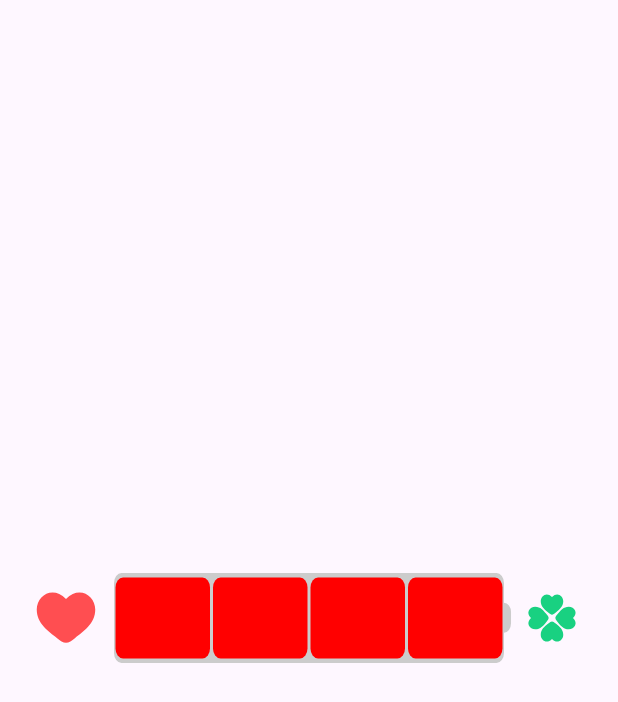
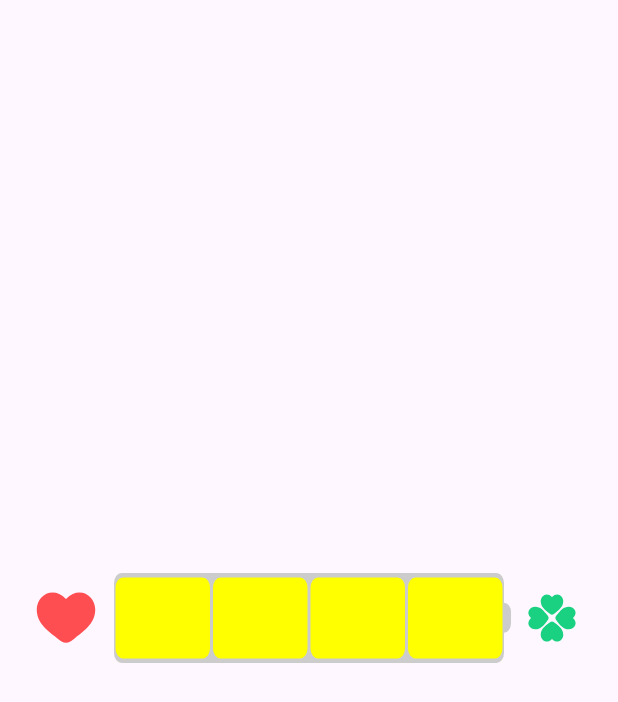
Before and after one commit to dshalom03/Battery-Indicator, an Android app built with Jetpack Compose: the screen it shows after launch (MainActivity), on a phone screen of 412 x 824 dp. Shown: the top 702 px of the screen. Run offline under Robolectric (Android 15) with nearby library versions, the phone set to English and light mode, and no system bars.

Commit message:
first commit

```diff
--- a/app/src/main/java/com/example/batteryindicator/MainActivity.kt
+++ b/app/src/main/java/com/example/batteryindicator/MainActivity.kt
@@ -29,7 +29,7 @@ class MainActivity : ComponentActivity() {
 
                         BatteryIndicator(
                             modifier = Modifier.fillMaxWidth().padding(innerPadding),
-                            progress = 55
+                            progress = 40
                         )
                     }
 
--- a/app/src/main/java/com/example/batteryindicator/batteryindicator/Batteryindicator.kt
+++ b/app/src/main/java/com/example/batteryindicator/batteryindicator/Batteryindicator.kt
@@ -32,9 +32,8 @@ import com.example.batteryindicator.ui.theme.BatteryIndicatorTheme
 import org.jetbrains.annotations.Range
 
 @Composable
-fun BatteryIndicator(modifier: Modifier = Modifier, @IntRange (from = 0, to = 100) progress :  Int) {
+fun BatteryIndicator(modifier: Modifier = Modifier, @IntRange(from = 0, to = 100) progress: Int) {
 
-    println(progress)
     Row(
         modifier = modifier
             .fillMaxWidth()
@@ -49,7 +48,7 @@ fun BatteryIndicator(modifier: Modifier = Modifier, @IntRange (from = 0, to = 10
             modifier = Modifier.padding(end = 8.dp)
         )
 
-        Indicator(modifier = Modifier.weight(1f))
+        Indicator(modifier = Modifier.weight(1f), progress)
 
         Icon(
             painter = painterResource(R.drawable.clover),
@@ -61,8 +60,18 @@ fun BatteryIndicator(modifier: Modifier = Modifier, @IntRange (from = 0, to = 10
     }
 }
 
+private fun cellColor(progress: Int): Color = if (progress <= 20) {
+    Color.Red
+} else if (progress <= 50) {
+    Color.Yellow
+} else {
+    Color.Green
+}
+
 @Composable
-fun Indicator(modifier: Modifier = Modifier) {
+fun Indicator(modifier: Modifier = Modifier, progress: Int) {
+
+    val cellColor = cellColor(progress)
 
     Box(modifier = modifier.fillMaxHeight()) {
 
@@ -111,7 +120,8 @@ fun Indicator(modifier: Modifier = Modifier) {
                     cellWidth = cellWidth,
                     cellHeight = cellHeight,
                     xOffset = xOffset,
-                    yOffset = yOffset
+                    yOffset = yOffset,
+                    color = cellColor
                 )
                 xOffset += (width / cellCount)
             }
```
